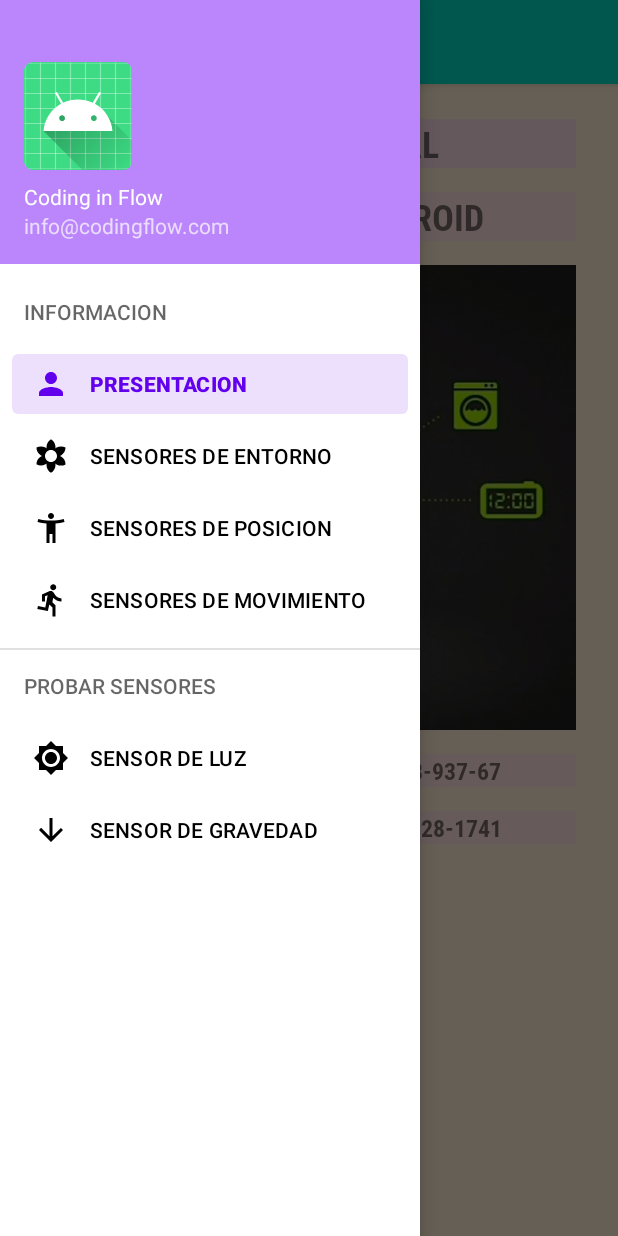
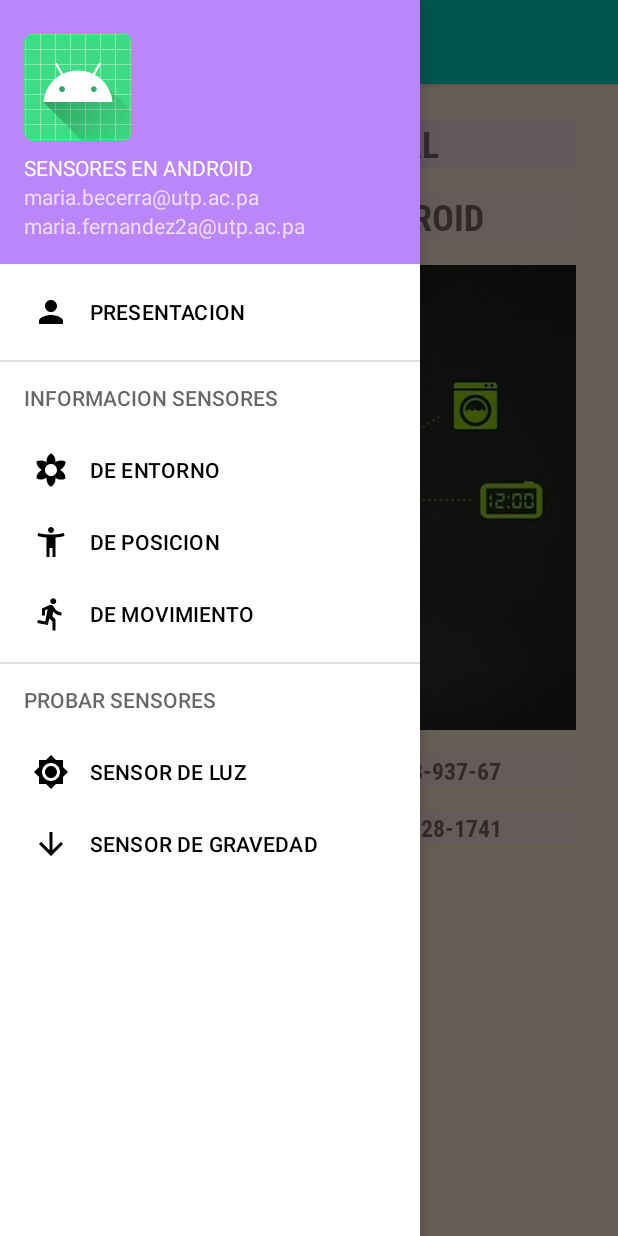
Before and after one commit to HPAIV-PF/Proyecto_Final, an Android app: the screen it shows after launch (MainActivity), with the side drawer open, on a phone screen of 412 x 824 dp. Run offline under Robolectric (Android 15) with nearby library versions, the phone set to English and light mode, and no system bars.

Commit message:
Ajuste el menu y el header

```diff
--- a/app/src/main/res/layout/fragment_position.xml
+++ b/app/src/main/res/layout/fragment_position.xml
@@ -50,7 +50,7 @@
                 android:id="@+id/img4"
                 android:layout_width="match_parent"
                 android:layout_height="310dp"
-                android:scaleType="centerInside"
+                android:scaleType="fitXY"
                 app:srcCompat="@drawable/campogeo" />
 
             <TextView
@@ -83,7 +83,8 @@
                 android:id="@+id/img9"
                 android:layout_width="match_parent"
                 android:layout_height="310dp"
-                app:srcCompat="@drawable/dist" />
+                app:srcCompat="@drawable/dist"
+                android:scaleType="fitXY"/>
 
             <TextView
                 android:id="@+id/txtView5"
--- a/app/src/main/res/layout/nav_header.xml
+++ b/app/src/main/res/layout/nav_header.xml
@@ -16,10 +16,14 @@
         android:layout_width="wrap_content"
         android:layout_height="wrap_content"
         android:paddingTop="8dp"
-        android:text="Coding in Flow"
+        android:text="SENSORES EN ANDROID"
         android:textAppearance="@style/TextAppearance.AppCompat.Body1"/>
     <TextView
         android:layout_width="wrap_content"
         android:layout_height="wrap_content"
-        android:text="info@codingflow.com"/>
+        android:text="maria.becerra@utp.ac.pa"/>
+    <TextView
+        android:layout_width="wrap_content"
+        android:layout_height="wrap_content"
+        android:text="maria.fernandez2a@utp.ac.pa"/>
 </LinearLayout>
--- a/app/src/main/res/menu/drawer_menu.xml
+++ b/app/src/main/res/menu/drawer_menu.xml
@@ -3,21 +3,22 @@
     xmlns:tools="http://schemas.android.com/tools"
     tools:showIn="navigation_view">
 
-    <item android:title="INFORMACION">
+    <item android:id="@+id/nav_presentation"
+        android:icon="@drawable/ic_profile"
+        android:title="PRESENTACION" />
+
+    <item android:title="INFORMACION SENSORES">
         <menu>
             <group android:checkableBehavior="single">
-                <item android:id="@+id/nav_presentation"
-                    android:icon="@drawable/ic_profile"
-                    android:title="PRESENTACION" />
                 <item android:id="@+id/nav_entorno"
                     android:icon="@drawable/ic_entorno"
-                    android:title="SENSORES DE ENTORNO" />
+                    android:title="DE ENTORNO" />
                 <item android:id="@+id/nav_posicion"
                     android:icon="@drawable/ic_position"
-                    android:title="SENSORES DE POSICION" />
+                    android:title="DE POSICION" />
                 <item android:id="@+id/nav_movimiento"
                     android:icon="@drawable/ic_move"
-                    android:title="SENSORES DE MOVIMIENTO" />
+                    android:title="DE MOVIMIENTO" />
             </group>
         </menu>
     </item>
```
